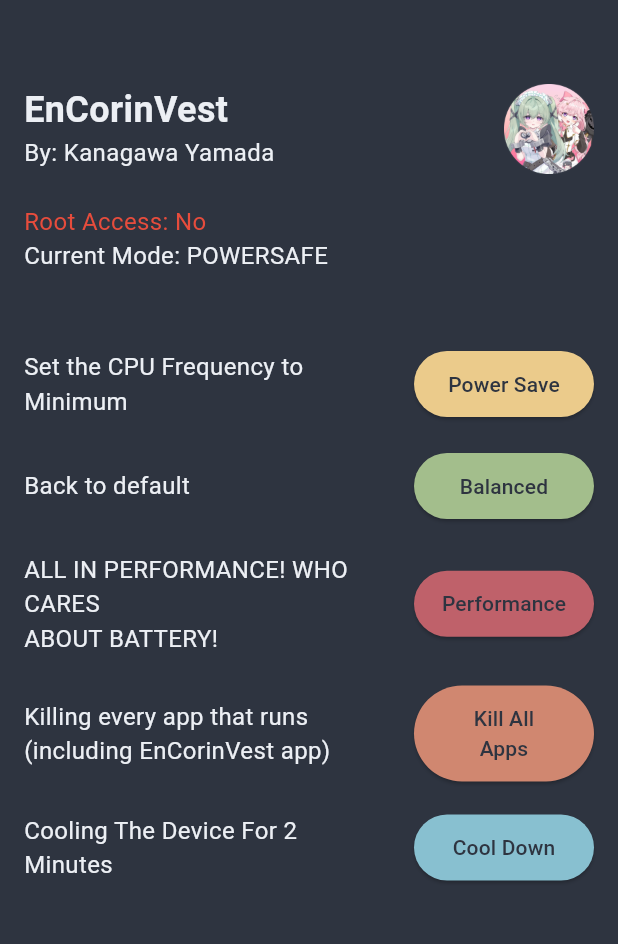
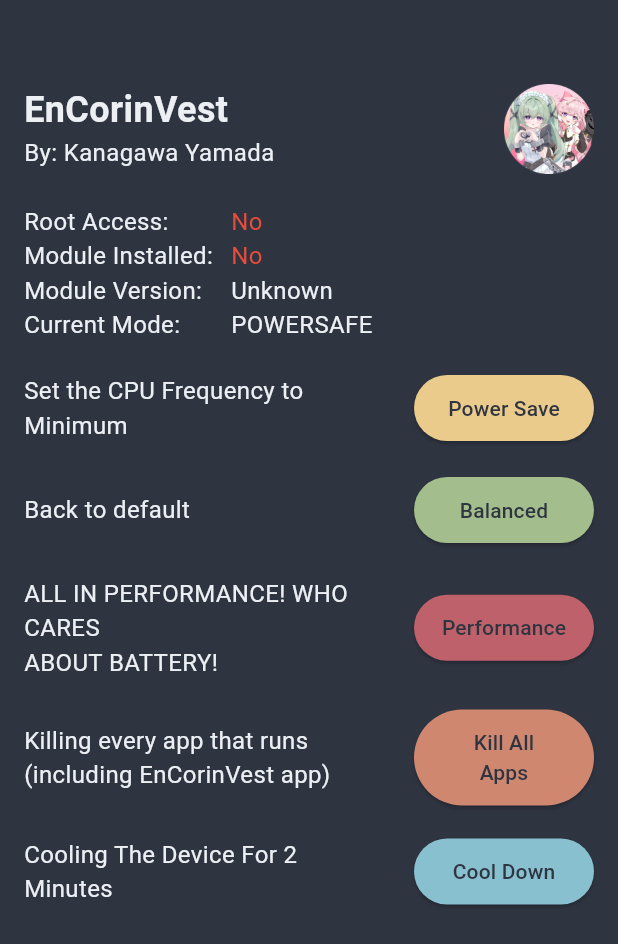
Before and after one commit to LoggingNewMemory/EnCorinVest, a Flutter app: the screen it shows after launch, after a tap on "Power Save", on a phone screen of 412 x 824 dp. Shown: the top 944 px of the screen. Run offline on Flutter 3.47's test engine with Material 3 defaults, Android fonts, the phone set to English and light mode, and no system bars; missing offline and left inert: process_run.

Commit message:
Update to 8.0

```diff
--- a/Apk/encorinvest/lib/main.dart
+++ b/Apk/encorinvest/lib/main.dart
@@ -13,6 +13,8 @@ class MyApp extends StatefulWidget {
 
 class _MyAppState extends State<MyApp> {
   bool _hasRootAccess = false;
+  bool _moduleInstalled = false;
+  String _moduleVersion = 'Unknown';
   String _currentMode = 'None';
   String _executingScript = '';
   final String _modeFile = '/data/adb/modules/EnCorinVest/current_mode.txt';
@@ -22,6 +24,8 @@ class _MyAppState extends State<MyApp> {
     super.initState();
     _checkRootAccess();
     _loadCurrentMode();
+    _checkModuleInstalled();
+    _getModuleVersion();
   }
 
   Future<void> _loadCurrentMode() async {
@@ -55,6 +59,37 @@ class _MyAppState extends State<MyApp> {
       setState(() {
         _hasRootAccess = false;
       });
+    }
+  }
+
+  Future<void> _checkModuleInstalled() async {
+    try {
+      var result = await run(
+          'su', ['-c', 'test -d /data/adb/modules/EnCorinVest && echo "yes"']);
+      setState(() {
+        _moduleInstalled = result.stdout.toString().trim() == 'yes';
+      });
+    } catch (e) {
+      setState(() {
+        _moduleInstalled = false;
+      });
+    }
+  }
+
+  Future<void> _getModuleVersion() async {
+    try {
+      var result = await run('su',
+          ['-c', 'grep "version=" /data/adb/modules/EnCorinVest/module.prop']);
+      String version = result.stdout.toString().trim();
+      if (version.isNotEmpty) {
+        // Extract version number after "version="
+        version = version.split('=')[1];
+        setState(() {
+          _moduleVersion = version;
+        });
+      }
+    } catch (e) {
+      print('Error getting module version: $e');
     }
   }
 
@@ -126,22 +161,82 @@ class _MyAppState extends State<MyApp> {
                 ],
               ),
               SizedBox(height: 20),
-              Text(
-                'Root Access: ${_hasRootAccess ? 'Yes' : 'No'}',
-                style: TextStyle(
-                  fontSize: 16,
-                  color: _hasRootAccess ? Color(0xFF34C759) : Color(0xFFE74C3C),
-                ),
+              Row(
+                children: [
+                  Column(
+                    crossAxisAlignment: CrossAxisAlignment.start,
+                    children: [
+                      Text(
+                        'Root Access:',
+                        style: TextStyle(
+                          fontSize: 16,
+                          color: Color(0xFFECEFF4),
+                        ),
+                      ),
+                      Text(
+                        'Module Installed:',
+                        style: TextStyle(
+                          fontSize: 16,
+                          color: Color(0xFFECEFF4),
+                        ),
+                      ),
+                      Text(
+                        'Module Version:',
+                        style: TextStyle(
+                          fontSize: 16,
+                          color: Color(0xFFECEFF4),
+                        ),
+                      ),
+                      Text(
+                        'Current Mode:',
+                        style: TextStyle(
+                          fontSize: 16,
+                          color: Color(0xFFECEFF4),
+                        ),
+                      ),
+                    ],
+                  ),
+                  SizedBox(width: 12),
+                  Column(
+                    crossAxisAlignment: CrossAxisAlignment.start,
+                    children: [
+                      Text(
+                        _hasRootAccess ? 'Yes' : 'No',
+                        style: TextStyle(
+                          fontSize: 16,
+                          color: _hasRootAccess
+                              ? Color(0xFF34C759)
+                              : Color(0xFFE74C3C),
+                        ),
+                      ),
+                      Text(
+                        _moduleInstalled ? 'Yes' : 'No',
+                        style: TextStyle(
+                          fontSize: 16,
+                          color: _moduleInstalled
+                              ? Color(0xFF34C759)
+                              : Color(0xFFE74C3C),
+                        ),
+                      ),
+                      Text(
+                        _moduleVersion,
+                        style: TextStyle(
+                          fontSize: 16,
+                          color: Color(0xFFECEFF4),
+                        ),
+                      ),
+                      Text(
+                        _currentMode,
+                        style: TextStyle(
+                          fontSize: 16,
+                          color: Color(0xFFECEFF4),
+                        ),
+                      ),
+                    ],
+                  ),
+                ],
               ),
-              Text(
-                'Current Mode: $_currentMode',
-                style: TextStyle(
-                  fontSize: 16,
-                  color: Color(0xFFECEFF4),
-                ),
-              ),
-              SizedBox(height: 10),
-              SizedBox(height: 40),
+              SizedBox(height: 20),
               _buildControlRow(
                 'Set the CPU Frequency to Minimum',
                 'powersafe.sh',
@@ -207,10 +302,22 @@ class _MyAppState extends State<MyApp> {
             onPressed: isExecuting
                 ? null
                 : () => executeScript(scriptName, buttonText),
-            style: ElevatedButton.styleFrom(
-              backgroundColor: isExecuting ? Color(0xFFECEFF4) : buttonColor,
-              foregroundColor: Color(0xFF2E3440),
-              padding: EdgeInsets.symmetric(vertical: 12),
+            style: ButtonStyle(
+              backgroundColor:
+                  MaterialStateProperty.resolveWith<Color>((states) {
+                if (states.contains(MaterialState.pressed)) {
+                  return Color(0xFFECEFF4); // Color when pressed
+                }
+                return isExecuting
+                    ? Color(0xFFECEFF4)
+                    : buttonColor; // Normal color
+              }),
+              foregroundColor:
+                  MaterialStateProperty.resolveWith<Color>((states) {
+                return Color(0xFF2E3440); // Text color stays dark
+              }),
+              padding:
+                  MaterialStateProperty.all(EdgeInsets.symmetric(vertical: 12)),
             ),
             child: Text(
               isExecuting ? 'Executing' : buttonText,
```
Also changed, not shown: 5 other files.
